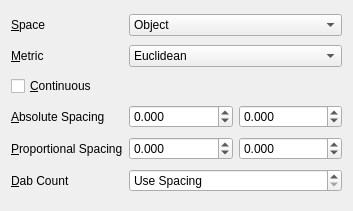
This is strokeeditorwidget.ui in not-surt/GfxPaint as Qt 5 draws it before an edit. The edited form follows.
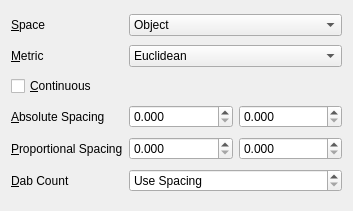
This is the edited form.

```diff
--- a/strokeeditorwidget.ui
+++ b/strokeeditorwidget.ui
@@ -26,10 +26,13 @@
       <number>3</number>
      </property>
      <property name="minimum">
-      <double>-512.000000000000000</double>
+      <double>0.000000000000000</double>
      </property>
      <property name="maximum">
-      <double>512.000000000000000</double>
+      <double>16.000000000000000</double>
+     </property>
+     <property name="singleStep">
+      <double>0.062500000000000</double>
      </property>
     </widget>
    </item>
@@ -59,10 +62,13 @@
       <number>3</number>
      </property>
      <property name="minimum">
-      <double>-512.000000000000000</double>
+      <double>0.000000000000000</double>
      </property>
      <property name="maximum">
-      <double>512.000000000000000</double>
+      <double>16.000000000000000</double>
+     </property>
+     <property name="singleStep">
+      <double>0.062500000000000</double>
      </property>
     </widget>
    </item>
@@ -82,7 +88,7 @@
       <number>3</number>
      </property>
      <property name="minimum">
-      <double>-512.000000000000000</double>
+      <double>0.000000000000000</double>
      </property>
      <property name="maximum">
       <double>512.000000000000000</double>
@@ -119,7 +125,7 @@
       <number>3</number>
      </property>
      <property name="minimum">
-      <double>-512.000000000000000</double>
+      <double>0.000000000000000</double>
      </property>
      <property name="maximum">
       <double>512.000000000000000</double>
```
